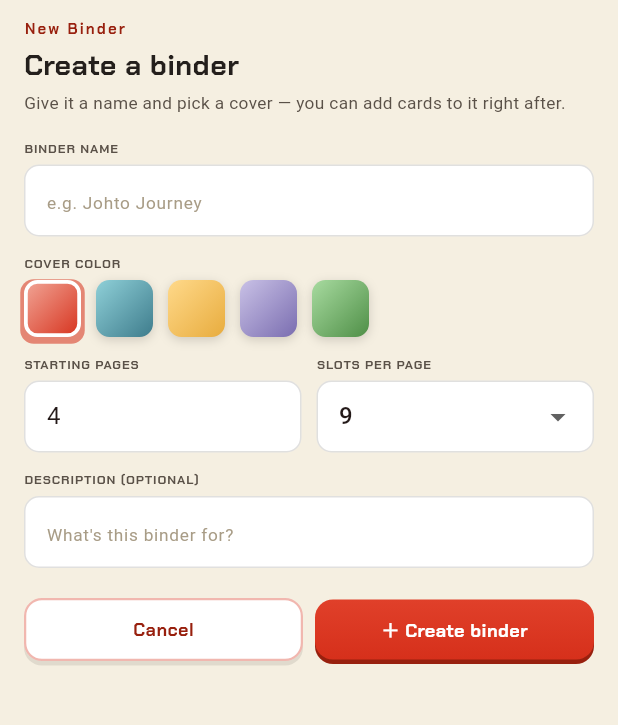
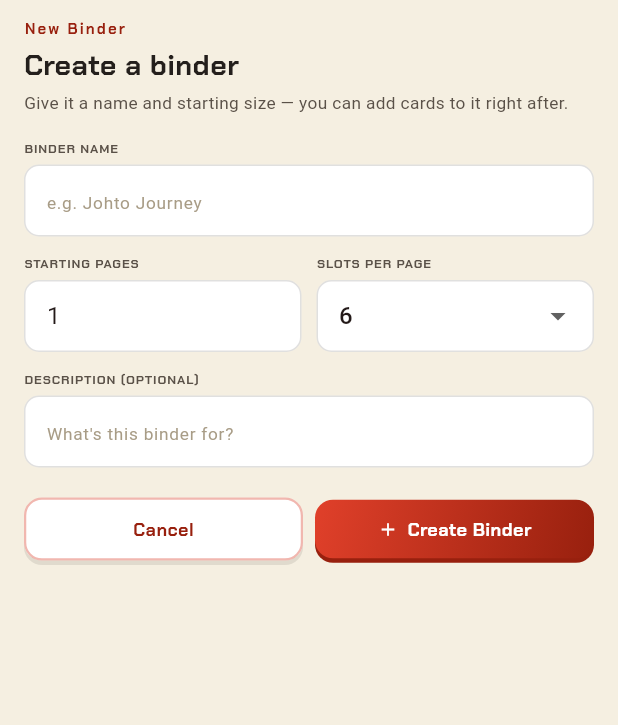
Before and after one commit to glorysonggreen/PokeBinder, a Flutter app: the BinderFormScreen screen opened directly, on a phone screen of 412 x 824 dp, the part 56-781 px from its top. Run offline on Flutter 3.47's test engine with Material 3 defaults, Android fonts, the light colour scheme and no system bars; our stand-ins replace device_preview, google_fonts.

Commit message:
Binder Screen: Design Overhaul

```diff
--- a/lib/models/binder_data.dart
+++ b/lib/models/binder_data.dart
@@ -12,7 +12,6 @@ const kUnassignedBinderId = '__unassigned__';
 class BinderData {
   final String id;
   final String name;
-  final PokemonCardType accentType;
   final List<List<PokemonCardData>> pages;
   final String description;
   final int slotsPerPage;
@@ -20,7 +19,6 @@ class BinderData {
   const BinderData({
     required this.id,
     required this.name,
-    required this.accentType,
     required this.pages,
     this.description = '',
     this.slotsPerPage = 9,
@@ -36,7 +34,6 @@ class BinderData {
   /// new pages list rather than a mutation of the original.
   BinderData copyWith({
     String? name,
-    PokemonCardType? accentType,
     List<List<PokemonCardData>>? pages,
     String? description,
     int? slotsPerPage,
@@ -44,7 +41,6 @@ class BinderData {
     return BinderData(
       id: id,
       name: name ?? this.name,
-      accentType: accentType ?? this.accentType,
       pages: pages ?? this.pages,
       description: description ?? this.description,
       slotsPerPage: slotsPerPage ?? this.slotsPerPage,
@@ -59,7 +55,6 @@ class BinderData {
       BinderData(
         id: 'binder-kanto-starters',
         name: 'Kanto Starters',
-        accentType: PokemonCardType.fire,
         pages: [
           [card('Charizard'), card('Blastoise'), card('Venusaur')],
           [card('Squirtle'), card('Bulbasaur')],
@@ -68,7 +63,6 @@ class BinderData {
       BinderData(
         id: 'binder-rare-holos',
         name: 'Rare Holos',
-        accentType: PokemonCardType.lightning,
         pages: [
           [
             card('Pikachu'),
@@ -81,7 +75,6 @@ class BinderData {
       BinderData(
         id: 'binder-trade-bait',
         name: 'Trade Bait',
-        accentType: PokemonCardType.water,
         pages: [
           [card('Gyarados'), card('Vaporeon'), card('Jigglypuff')],
         ],
--- a/lib/screens/binder_form_screen.dart
+++ b/lib/screens/binder_form_screen.dart
@@ -24,17 +24,6 @@ class BinderFormResult {
         deleted = true;
 }
 
-/// The cover colors offered when creating or editing a binder. `colorless`
-/// (used for cards like Jigglypuff) is left out here since the mockup's
-/// New Binder screen only offers five swatches.
-const _kBinderCoverOptions = [
-  PokemonCardType.fire,
-  PokemonCardType.water,
-  PokemonCardType.lightning,
-  PokemonCardType.psychic,
-  PokemonCardType.grass,
-];
-
 /// Add/Edit Binder screen. Pass [existingBinder] to edit (and offer
 /// deleting) that binder; leave it null to create a new one.
 class BinderFormScreen extends StatefulWidget {
@@ -52,14 +41,13 @@ class _BinderFormScreenState extends State<BinderFormScreen> {
   late final _descriptionController =
       TextEditingController(text: widget.existingBinder?.description ?? '');
   late final _pagesController = TextEditingController(
-    text: '${widget.existingBinder?.pageCount ?? 4}',
+    text: '${widget.existingBinder?.pageCount ?? 1}',
   );
 
-  late PokemonCardType _accentType =
-      widget.existingBinder?.accentType ?? _kBinderCoverOptions.first;
-  late int _slotsPerPage = widget.existingBinder?.slotsPerPage ?? 9;
+  late int _slotsPerPage = widget.existingBinder?.slotsPerPage ?? 6;
 
   String? _nameError;
+  String? _pagesError;
 
   bool get _isEditing => widget.existingBinder != null;
 
@@ -82,7 +70,11 @@ class _BinderFormScreenState extends State<BinderFormScreen> {
     // Pages already in the binder always stay — this field can only grow
     // the binder, never shrink it out from under existing cards.
     final minPages = existing?.pageCount ?? 1;
-    final requestedPages = int.tryParse(_pagesController.text) ?? minPages;
+    final requestedPages = int.tryParse(_pagesController.text);
+    if (requestedPages == null || requestedPages < 1) {
+      setState(() => _pagesError = 'Starting pages must be at least 1.');
+      return;
+    }
     final pageCount = requestedPages < minPages ? minPages : requestedPages;
 
     final pages = <List<PokemonCardData>>[
@@ -94,7 +86,6 @@ class _BinderFormScreenState extends State<BinderFormScreen> {
     final binder = BinderData(
       id: existing?.id ?? 'binder-${DateTime.now().microsecondsSinceEpoch}',
       name: name,
-      accentType: _accentType,
       description: _descriptionController.text.trim(),
       slotsPerPage: _slotsPerPage,
       pages: pages,
@@ -118,9 +109,14 @@ class _BinderFormScreenState extends State<BinderFormScreen> {
             onPressed: () => Navigator.of(dialogContext).pop(false),
             child: const Text('Cancel'),
           ),
-          TextButton(
+          TextButton.icon(
             onPressed: () => Navigator.of(dialogContext).pop(true),
-            child: const Text(
+            icon: const Icon(
+              Icons.delete_outline,
+              size: 16,
+              color: PokeBinderColors.danger,
+            ),
+            label: const Text(
               'Delete',
               style: TextStyle(color: PokeBinderColors.danger),
             ),
@@ -166,9 +162,9 @@ class _BinderFormScreenState extends State<BinderFormScreen> {
               const SizedBox(height: 4),
               Text(
                 _isEditing
-                    ? 'Update the name or cover — pages already in this '
-                        'binder stay put.'
-                    : "Give it a name and pick a cover — you can add cards "
+                    ? 'Update the details — pages already in this binder '
+                        'stay put.'
+                    : 'Give it a name and starting size — you can add cards '
                         'to it right after.',
                 style: PokeBinderText.subtitle,
               ),
@@ -186,30 +182,33 @@ class _BinderFormScreenState extends State<BinderFormScreen> {
               ),
               if (_nameError != null)
                 Padding(
-                  padding: const EdgeInsets.only(
-                    bottom: PokeBinderSpacing.sp2,
-                    top: -6,
-                  ),
+                  padding: const EdgeInsets.only(bottom: PokeBinderSpacing.sp2),
                   child: Text(_nameError!, style: PokeBinderText.formError),
                 ),
 
+              FormFieldRow(
+                left: Column(
+                  crossAxisAlignment: CrossAxisAlignment.start,
+                  children: [
                     LabeledFormField(
-                label: 'Cover color',
-                child: BinderCoverSwatchPicker(
-                  options: _kBinderCoverOptions,
-                  selected: _accentType,
-                  onChanged: (type) => setState(() => _accentType = type),
-                ),
-              ),
-
-              FormFieldRow(
-                left: LabeledFormField(
                       label: 'Starting pages',
                       child: TextField(
                         controller: _pagesController,
                         keyboardType: TextInputType.number,
                         decoration: pokeInputDecoration(),
+                        onChanged: (_) {
+                          if (_pagesError != null) {
+                            setState(() => _pagesError = null);
+                          }
+                        },
                       ),
+                    ),
+                    if (_pagesError != null)
+                      Padding(
+                        padding: const EdgeInsets.only(bottom: PokeBinderSpacing.sp2),
+                        child: Text(_pagesError!, style: PokeBinderText.formError),
+                      ),
+                  ],
                 ),
                 right: LabeledFormField(
                   label: 'Slots per page',
@@ -217,7 +216,7 @@ class _BinderFormScreenState extends State<BinderFormScreen> {
                     isExpanded: true,
                     value: _slotsPerPage,
                     decoration: pokeInputDecoration(),
-                    items: const [9, 4, 6, 12]
+                    items: const [6, 9, 12, 15]
                         .map((n) =>
                             DropdownMenuItem(value: n, child: Text('$n')))
                         .toList(),
@@ -250,7 +249,8 @@ class _BinderFormScreenState extends State<BinderFormScreen> {
                   const SizedBox(width: PokeBinderSpacing.sp2),
                   Expanded(
                     child: PillButton(
-                      label: _isEditing ? 'Save changes' : '＋ Create binder',
+                      label: _isEditing ? 'Save Changes' : 'Create Binder',
+                      icon: _isEditing ? Icons.check : Icons.add,
                       onTap: _submit,
                     ),
                   ),
@@ -264,13 +264,24 @@ class _BinderFormScreenState extends State<BinderFormScreen> {
                     onTap: _confirmDelete,
                     child: const Padding(
                       padding: EdgeInsets.symmetric(vertical: 4),
-                      child: Text(
-                        'Delete binder',
+                      child: Row(
+                        mainAxisSize: MainAxisSize.min,
+                        children: [
+                          Icon(
+                            Icons.delete_outline,
+                            size: 14,
+                            color: PokeBinderColors.danger,
+                          ),
+                          SizedBox(width: 5),
+                          Text(
+                            'Delete Binder',
                             style: TextStyle(
                               color: PokeBinderColors.danger,
                               fontWeight: FontWeight.bold,
                               fontSize: 12,
                             ),
+                          ),
+                        ],
                       ),
                     ),
                   ),
--- a/lib/screens/card_details_screen.dart
+++ b/lib/screens/card_details_screen.dart
@@ -186,6 +186,7 @@ class _CardDetailsScreenState extends State<CardDetailsScreen> {
                   Expanded(
                     child: PillButton(
                       label: 'Edit',
+                      icon: Icons.edit_outlined,
                       ghost: true,
                       onTap: _editCard,
                     ),
@@ -193,7 +194,8 @@ class _CardDetailsScreenState extends State<CardDetailsScreen> {
                   const SizedBox(width: PokeBinderSpacing.sp2),
                   Expanded(
                     child: PillButton(
-                      label: 'Add to deck',
+                      label: 'Add to Deck',
+                      icon: Icons.add,
                       onTap: () {
                         ScaffoldMessenger.of(context).showSnackBar(
                           SnackBar(content: Text('Added ${card.name} to deck')),
--- a/lib/theme/pokebinder_theme.dart
+++ b/lib/theme/pokebinder_theme.dart
@@ -16,6 +16,16 @@ class PokeBinderColors {
   static const white = Color(0xFFFFFFFF);
   static const teal = Color(0xFF3E7C8C);
   static const danger = Color(0xFFB23A2C);
+
+  /// The app's one "brand red" gradient — used on every solid red box
+  /// (primary buttons, active chips, the binder list icons, etc.) so they
+  /// all read as the same accent color instead of several close-but-off
+  /// reds.
+  static const redGradient = LinearGradient(
+    begin: Alignment.topLeft,
+    end: Alignment.bottomRight,
+    colors: [Color(0xFFE0402A), redDeep],
+  );
 }
 
 const double kPokemonCardAspectRatio = 5 / 7;
--- a/lib/widgets/pokebinder_controls.dart
+++ b/lib/widgets/pokebinder_controls.dart
@@ -24,6 +24,7 @@ class PillButton extends StatelessWidget {
   final VoidCallback onTap;
   final bool ghost;
   final bool enabled;
+  final IconData? icon;
 
   const PillButton({
     super.key,
@@ -31,10 +32,14 @@ class PillButton extends StatelessWidget {
     required this.onTap,
     this.ghost = false,
     this.enabled = true,
+    this.icon,
   });
 
   @override
   Widget build(BuildContext context) {
+    final labelStyle =
+        ghost ? PokeBinderText.buttonGhostLabel : PokeBinderText.buttonLabel;
+
     return Opacity(
       opacity: enabled ? 1 : 0.45,
       child: Material(
@@ -48,13 +53,7 @@ class PillButton extends StatelessWidget {
             decoration: BoxDecoration(
               borderRadius: BorderRadius.circular(12),
               color: ghost ? PokeBinderColors.white : null,
-              gradient: ghost
-                  ? null
-                  : const LinearGradient(
-                      begin: Alignment.topCenter,
-                      end: Alignment.bottomCenter,
-                      colors: [Color(0xFFE0402A), PokeBinderColors.red],
-                    ),
+              gradient: ghost ? null : PokeBinderColors.redGradient,
               border: ghost
                   ? Border.all(
                       color: PokeBinderColors.red.withValues(alpha: 0.35),
@@ -70,11 +69,15 @@ class PillButton extends StatelessWidget {
                 ),
               ],
             ),
-            child: Text(
-              label,
-              style: ghost
-                  ? PokeBinderText.buttonGhostLabel
-                  : PokeBinderText.buttonLabel,
+            child: Row(
+              mainAxisSize: MainAxisSize.min,
+              children: [
+                if (icon != null) ...[
+                  Icon(icon, size: 14, color: labelStyle.color),
+                  const SizedBox(width: 6),
+                ],
+                Text(label, style: labelStyle),
+              ],
             ),
           ),
         ),
--- a/lib/widgets/pokebinder_form_fields.dart
+++ b/lib/widgets/pokebinder_form_fields.dart
@@ -1,6 +1,5 @@
 import 'package:flutter/material.dart';
 
-import '../models/pokemon_card_data.dart';
 import '../theme/pokebinder_theme.dart';
 
 /// The rounded white input styling shared by every text field, number
@@ -77,60 +76,3 @@ class FormFieldRow extends StatelessWidget {
     );
   }
 }
-
-/// Rounded-square color swatch picker used by the New/Edit Binder screen's
-/// "Cover color" field.
-class BinderCoverSwatchPicker extends StatelessWidget {
-  final List<PokemonCardType> options;
-  final PokemonCardType selected;
-  final ValueChanged<PokemonCardType> onChanged;
-
-  const BinderCoverSwatchPicker({
-    super.key,
-    required this.options,
-    required this.selected,
-    required this.onChanged,
-  });
-
-  @override
-  Widget build(BuildContext context) {
-    return Wrap(
-      spacing: 10,
-      runSpacing: 10,
-      children: [
-        for (final type in options)
-          GestureDetector(
-            onTap: () => onChanged(type),
-            child: Container(
-              width: 38,
-              height: 38,
-              decoration: BoxDecoration(
-                borderRadius: BorderRadius.circular(9),
-                gradient: LinearGradient(
-                  begin: Alignment.topLeft,
-                  end: Alignment.bottomRight,
-                  colors: type.gradientColors,
-                ),
-                border: Border.all(
-                  color: type == selected
-                      ? PokeBinderColors.white
-                      : Colors.transparent,
-                  width: 2.5,
-                ),
-                boxShadow: [
-                  BoxShadow(
-                    color: type == selected
-                        ? PokeBinderColors.red.withValues(alpha: 0.55)
-                        : PokeBinderColors.ink.withValues(alpha: 0.18),
-                    blurRadius: type == selected ? 0 : 5,
-                    spreadRadius: type == selected ? 2.5 : 0,
-                    offset: const Offset(0, 2),
-                  ),
-                ],
-              ),
-            ),
-          ),
-      ],
-    );
-  }
-}
```
Also changed, not shown: lib/screens/binders_screen.dart (+95 -99 lines), lib/screens/card_form_screen.dart (+52 -14 lines), lib/widgets/binder_card_tile.dart (+4 -7 lines). Lines whose indentation alone changed are shown as unchanged.
